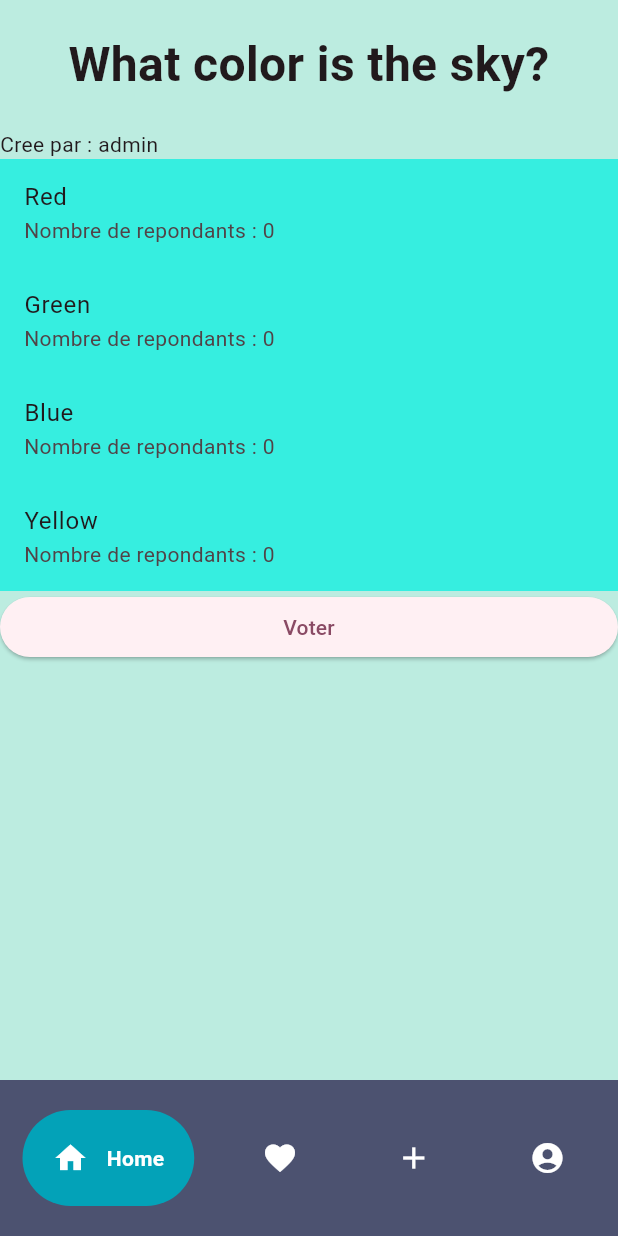
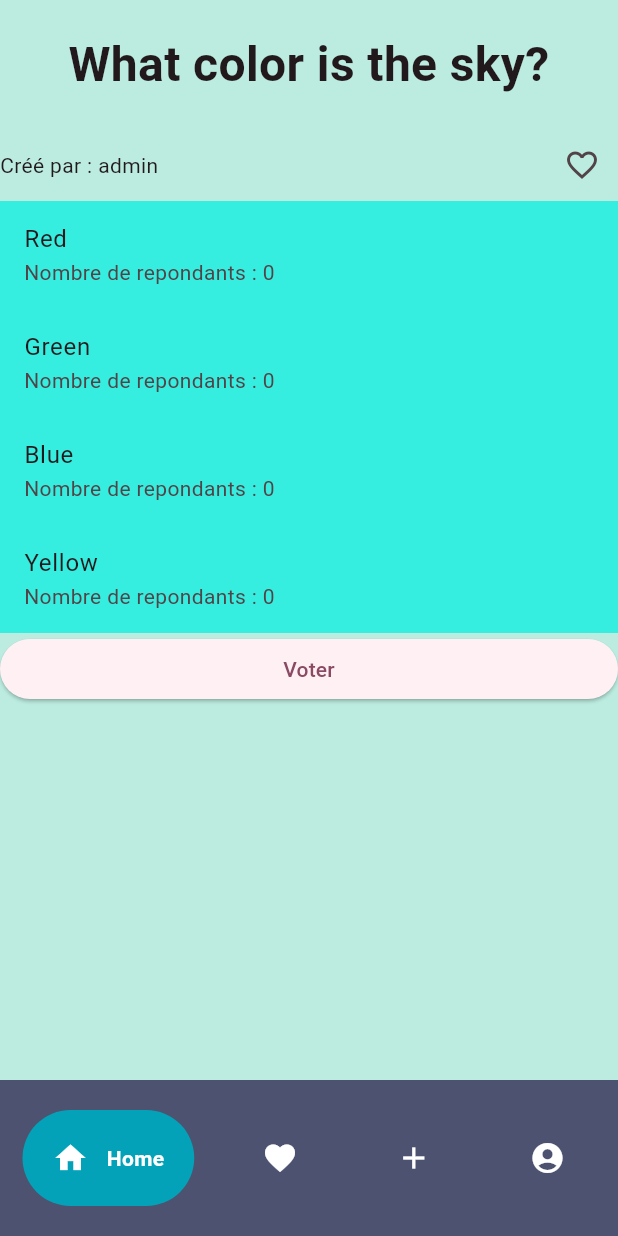
Before and after one commit to simbiss/applicationsondage, a Flutter app: the PageCreation screen opened directly, after a tap on "What color is the sky?", on a phone screen of 412 x 824 dp. Run offline on Flutter 3.47's test engine with Material 3 defaults, Android fonts, the phone set to English and light mode, and no system bars; drawn by our look-alikes of google_nav_bar.

Commit message:
Implementation de la page favoris, ajout de la navigation entre les pages et leur animation

```diff
--- a/lib/DetailsSondage.dart
+++ b/lib/DetailsSondage.dart
@@ -3,8 +3,10 @@ import 'package:applicationsondage/pageReponse.dart';
 import 'package:applicationsondage/sondages.dart';
 import 'package:flutter/material.dart';
 import 'package:google_nav_bar/google_nav_bar.dart';
+import 'package:provider/provider.dart';
 
 import 'creation_sondage.dart';
+import 'main.dart';
 
 class DetailsSondages extends StatefulWidget {
   const DetailsSondages(
@@ -18,8 +20,10 @@ class DetailsSondages extends StatefulWidget {
 
 class _DetailsSondagesState extends State<DetailsSondages> {
   var selectedIndex = 0;
+  bool isFavori = false;
   @override
   Widget build(BuildContext context) {
+    var appState = context.watch<MyAppState>();
     return Scaffold(
       body: ListView(
         children: [
@@ -30,8 +34,30 @@ class _DetailsSondagesState extends State<DetailsSondages> {
                 style:
                     const TextStyle(fontWeight: FontWeight.bold, fontSize: 32)),
           ),
-          Container(
-            child: Text("Cree par : ${widget.sondage.utilisateur?.username}"),
+          Row(
+            mainAxisAlignment: MainAxisAlignment.spaceBetween,
+            children: [
+              Container(
+                child:
+                    Text("Créé par : ${widget.sondage.utilisateur?.username}"),
+              ),
+              IconButton(
+                onPressed: () {
+                  setState(() {
+                    if (appState.sondagesFavoris.contains(widget.sondage)) {
+                      appState.supprimerSondageFavori(widget.sondage);
+                    } else {
+                      appState.addSondageFavori(widget.sondage);
+                    }
+                  });
+                },
+                icon: Icon(
+                  appState.sondagesFavoris.contains(widget.sondage)
+                      ? Icons.favorite
+                      : Icons.favorite_border,
+                ),
+              ),
+            ],
           ),
           for (var map in widget.sondage.listeReponses.entries)
             ListTile(
--- a/lib/creation_sondage.dart
+++ b/lib/creation_sondage.dart
@@ -4,6 +4,7 @@ import 'package:flutter/material.dart';
 import 'package:google_nav_bar/google_nav_bar.dart';
 import 'package:provider/provider.dart';
 
+import 'PageFavoris.dart';
 import 'sondages.dart';
 
 class CreationSondage extends StatelessWidget {
@@ -56,6 +57,7 @@ class _PageCreationState extends State<PageCreation> {
             tabBackgroundColor: const Color.fromARGB(255, 3, 162, 184),
             gap: 12,
             padding: const EdgeInsets.all(20),
+            selectedIndex: 2,
             onTabChange: (index) {
               setState(() {
                 selectedIndex = index;
@@ -65,6 +67,16 @@ class _PageCreationState extends State<PageCreation> {
                     MaterialPageRoute(
                       builder: (context) => const PageVisualiserSondages(
                         title: 'Page de la liste des sondages',
+                      ),
+                    ),
+                  );
+                }
+                if (index == 1) {
+                  Navigator.push(
+                    context,
+                    MaterialPageRoute(
+                      builder: (context) => const PageFavoris(
+                        title: 'Les sondages favoris',
                       ),
                     ),
                   );
```
Also changed, not shown: lib/PageFavoris.dart (added, +121 -0 lines), lib/PageVisualiserSondage.dart (+12 -1 lines), lib/main.dart (+12 -0 lines).
